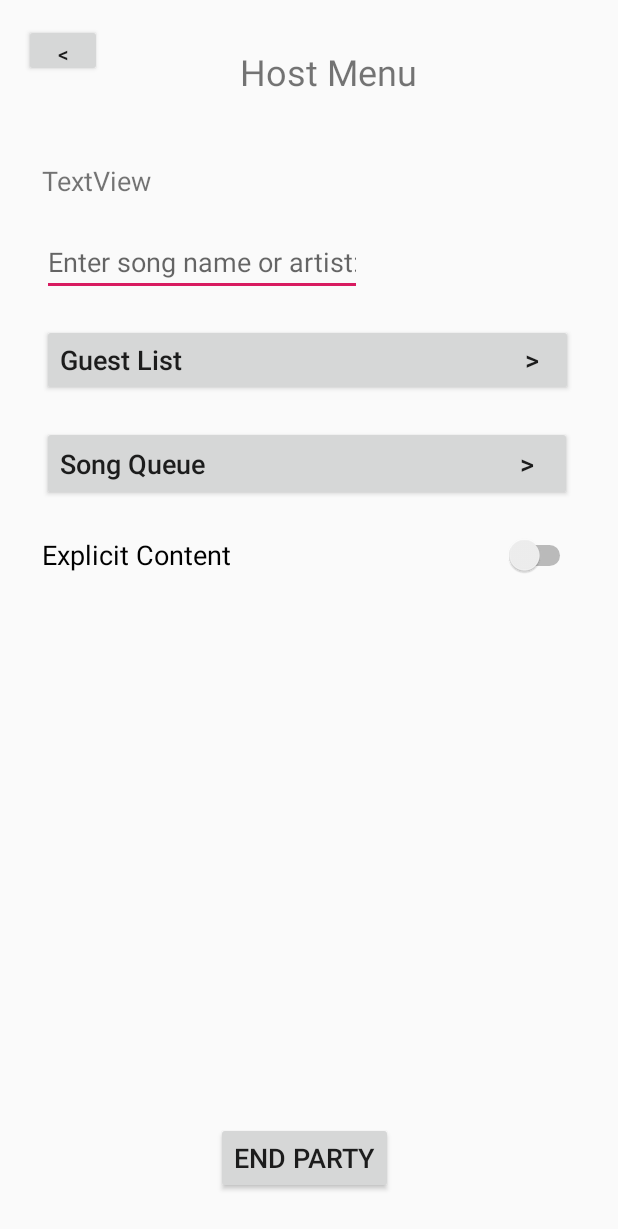
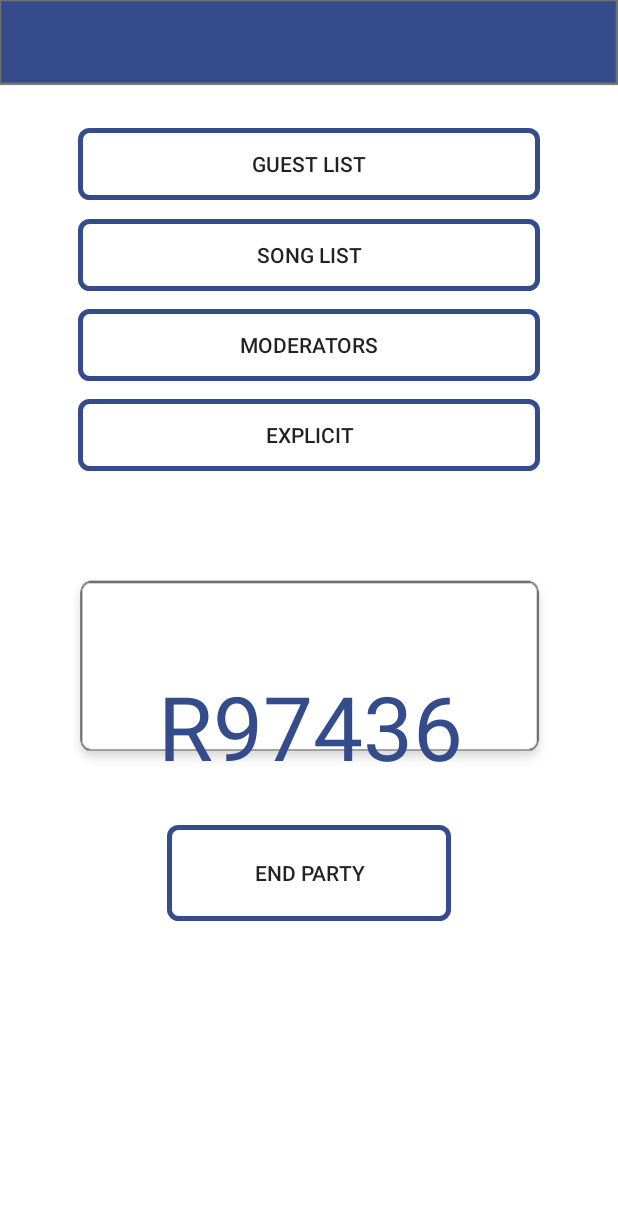
Before and after one commit to SelecTunes/SelecTunes, an Android app: the HostMenuActivity screen opened directly, with no data from a screen before it, on a phone screen of 412 x 824 dp. Shown: the top 1229 px of the screen. Run offline under Robolectric (Android 15) with nearby library versions, the phone set to English and light mode, and no system bars.

Commit message:
Randomly generated string for showing off the session id.

```diff
--- a/FrontEnd/app/src/main/java/cs309/selectunes/HostMenuActivity.kt
+++ b/FrontEnd/app/src/main/java/cs309/selectunes/HostMenuActivity.kt
@@ -3,16 +3,21 @@ package cs309.selectunes
 import android.content.Intent
 import android.os.Bundle
 import android.widget.Button
+import android.widget.TextView
 import androidx.appcompat.app.AppCompatActivity
 
 class HostMenuActivity : AppCompatActivity() {
 
     override fun onCreate(instanceState: Bundle?) {
         super.onCreate(instanceState)
-        setContentView(R.layout.host_menu_main)
-        val guestList = findViewById<Button>(R.id.guestList_id)
-        val songList = findViewById<Button>(R.id.songQueue_id)
-        val backButton = findViewById<Button>(R.id.return_id)
+        setContentView(R.layout.test_host_menu)
+
+        val guestList = findViewById<Button>(R.id.guest_list)
+        val songList = findViewById<Button>(R.id.song_list)
+        val backArrow = findViewById<Button>(R.id.back_arrow)
+        val endParty = findViewById<Button>(R.id.end_party)
+        val moderators = findViewById<Button>(R.id.moderators)
+        val explicit = findViewById<Button>(R.id.explicit)
 
         guestList.setOnClickListener{
             val toGuestList = Intent(this, GuestListActivity::class.java)
@@ -24,8 +29,23 @@ class HostMenuActivity : AppCompatActivity() {
             startActivity(toSongList)
         }
 
-        backButton.setOnClickListener{
+        backArrow.setOnClickListener{
+            startActivity(Intent(this, LoginActivity::class.java))
+        }
+
+        endParty.setOnClickListener{
             startActivity(Intent(this, LoginActivity::class.java))
         }
     }
+
+    override fun onStart() {
+        super.onStart()
+        val textView = findViewById<TextView>(R.id.session_id)
+        val source = "ABCDEFGHIJKLMNOPQRSTUVWXYZ123456789"
+        val randomString = (1..6)
+                .map { i -> kotlin.random.Random.nextInt(0, source.length) }
+                .map(source::get)
+                .joinToString("")
+        textView.text = randomString
+    }
 }
--- a/FrontEnd/app/src/main/res/layout/test_host_menu.xml
+++ b/FrontEnd/app/src/main/res/layout/test_host_menu.xml
@@ -18,10 +18,12 @@
 
     <Button
         android:id="@+id/song_list"
-        android:layout_width="308dp"
+        android:layout_width="307dp"
         android:layout_height="wrap_content"
+        android:layout_alignParentStart="true"
         android:layout_alignParentTop="true"
         android:layout_alignParentEnd="true"
+        android:layout_marginStart="52dp"
         android:layout_marginTop="146dp"
         android:layout_marginEnd="52dp"
         android:background="@drawable/host_menu_button_bg"
@@ -29,11 +31,13 @@
         android:text="Song List" />
 
     <Button
-        android:id="@+id/Moderators"
-        android:layout_width="308dp"
+        android:id="@+id/moderators"
+        android:layout_width="307dp"
         android:layout_height="wrap_content"
+        android:layout_alignParentStart="true"
         android:layout_alignParentTop="true"
         android:layout_alignParentEnd="true"
+        android:layout_marginStart="52dp"
         android:layout_marginTop="206dp"
         android:layout_marginEnd="52dp"
         android:background="@drawable/host_menu_button_bg"
@@ -42,10 +46,12 @@
 
     <Button
         android:id="@+id/explicit"
-        android:layout_width="308dp"
+        android:layout_width="307dp"
         android:layout_height="wrap_content"
+        android:layout_alignParentStart="true"
         android:layout_alignParentTop="true"
         android:layout_alignParentEnd="true"
+        android:layout_marginStart="52dp"
         android:layout_marginTop="266dp"
         android:layout_marginEnd="52dp"
         android:background="@drawable/host_menu_button_bg"
@@ -54,10 +60,12 @@
 
     <Button
         android:id="@+id/guest_list"
-        android:layout_width="308dp"
+        android:layout_width="307dp"
         android:layout_height="wrap_content"
+        android:layout_alignParentStart="true"
         android:layout_alignParentTop="true"
         android:layout_alignParentEnd="true"
+        android:layout_marginStart="52dp"
         android:layout_marginTop="85dp"
         android:layout_marginEnd="52dp"
         android:background="@drawable/host_menu_button_bg"
@@ -70,7 +78,20 @@
         android:layout_height="13dp"
         android:layout_alignParentEnd="true"
         android:layout_alignParentBottom="true"
-        android:layout_marginEnd="385dp"
-        android:layout_marginBottom="700dp"
+        android:layout_marginEnd="360dp"
+        android:layout_marginBottom="701dp"
         android:background="@drawable/arrow" />
+
+    <TextView
+        android:id="@+id/session_id"
+        android:layout_width="285dp"
+        android:layout_height="80dp"
+        android:layout_alignParentEnd="true"
+        android:layout_alignParentBottom="true"
+        android:layout_centerHorizontal="true"
+        android:layout_marginEnd="21dp"
+        android:layout_marginBottom="299dp"
+        android:text="TextView"
+        android:textColor="#344B8C"
+        android:textSize="59sp" />
 </RelativeLayout>
```
